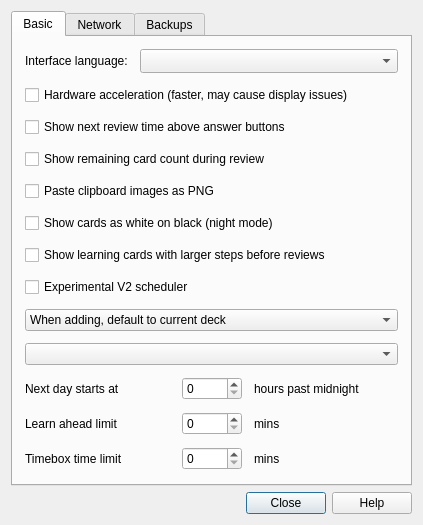
This is designer/preferences.ui in ankitects/anki as Qt 5 draws it before an edit. The edited form follows.
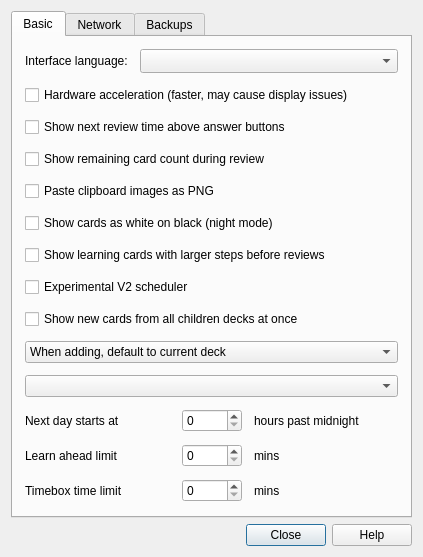
This is the edited form.

Commit message: The optional _fillNewByDue method of the experimental v2 Scheduler will show new cards from children decks in order of card position (due) rather than in order of the decks.

What changed in the file:
```diff
--- a/designer/preferences.ui
+++ b/designer/preferences.ui
@@ -115,6 +115,13 @@
          </property>
         </widget>
        </item>
+       <item>
+        <widget class="QCheckBox" name="fillNewByDue">
+         <property name="text">
+          <string>Show new cards from all children decks at once</string>
+         </property>
+        </widget>
+       </item>
        <item>
         <widget class="QComboBox" name="useCurrent">
          <item>
```
Left out of the diff: 1 changed line with no effect on the pictures. The commit also changes 3 other files.
